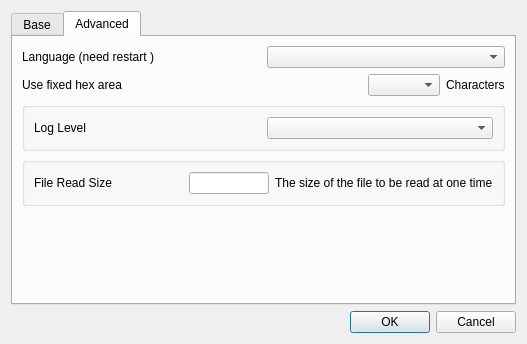
Old version of the form CryptokiMan/settings_dlg.ui in the repository jykim74/CryptokiMan.
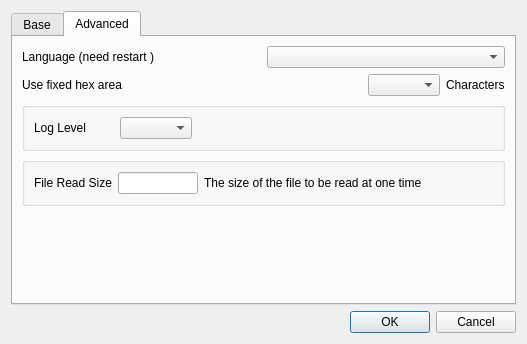
New version of the form.

Commit message: UI 개선

Patch:
```diff
--- a/CryptokiMan/settings_dlg.ui
+++ b/CryptokiMan/settings_dlg.ui
@@ -219,16 +219,42 @@
          <property name="title">
           <string/>
          </property>
+         <layout class="QVBoxLayout" name="verticalLayout_4">
+          <item>
          <layout class="QGridLayout" name="gridLayout_3">
+            <property name="topMargin">
+             <number>0</number>
+            </property>
+            <item row="0" column="1">
+             <widget class="QComboBox" name="mLogLevelCombo"/>
+            </item>
           <item row="0" column="0">
            <widget class="QLabel" name="label_2">
+              <property name="minimumSize">
+               <size>
+                <width>80</width>
+                <height>0</height>
+               </size>
+              </property>
             <property name="text">
              <string>Log Level</string>
             </property>
            </widget>
           </item>
-          <item row="0" column="1">
-           <widget class="QComboBox" name="mLogLevelCombo"/>
+            <item row="0" column="2">
+             <spacer name="horizontalSpacer_2">
+              <property name="orientation">
+               <enum>Qt::Horizontal</enum>
+              </property>
+              <property name="sizeHint" stdset="0">
+               <size>
+                <width>40</width>
+                <height>20</height>
+               </size>
+              </property>
+             </spacer>
+            </item>
+           </layout>
           </item>
          </layout>
         </widget>
@@ -238,14 +264,12 @@
          <property name="title">
           <string/>
          </property>
-         <layout class="QGridLayout" name="gridLayout_6">
-          <item row="0" column="0">
-           <widget class="QLabel" name="label_3">
-            <property name="text">
-             <string>File Read Size</string>
+         <layout class="QVBoxLayout" name="verticalLayout_5">
+          <item>
+           <layout class="QGridLayout" name="gridLayout_8">
+            <property name="topMargin">
+             <number>0</number>
             </property>
-           </widget>
-          </item>
           <item row="0" column="1">
            <widget class="QLineEdit" name="mFileReadSizeText">
             <property name="minimumSize">
@@ -269,6 +293,28 @@
             </property>
            </widget>
           </item>
+            <item row="0" column="0">
+             <widget class="QLabel" name="label_3">
+              <property name="text">
+               <string>File Read Size</string>
+              </property>
+             </widget>
+            </item>
+            <item row="0" column="3">
+             <spacer name="horizontalSpacer_3">
+              <property name="orientation">
+               <enum>Qt::Horizontal</enum>
+              </property>
+              <property name="sizeHint" stdset="0">
+               <size>
+                <width>40</width>
+                <height>20</height>
+               </size>
+              </property>
+             </spacer>
+            </item>
+           </layout>
+          </item>
          </layout>
         </widget>
        </item>
```
Left out of the diff: 2 changed lines with no effect on the pictures. Lines whose indentation alone changed are shown as unchanged. The commit also changes 1 other file.
